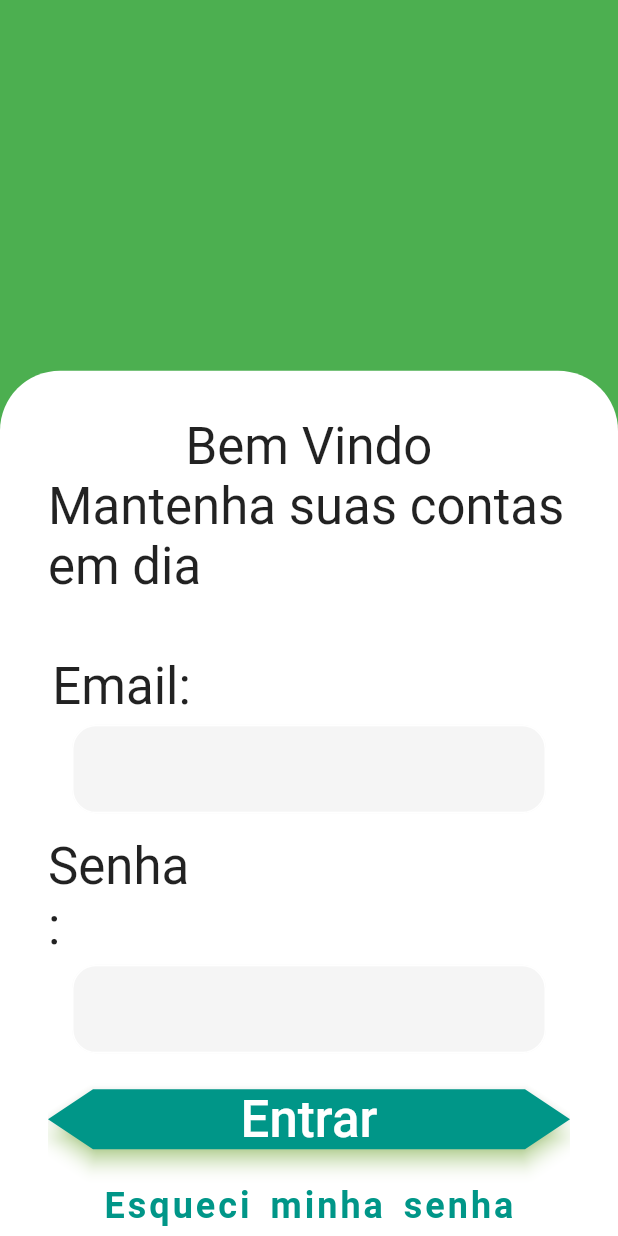
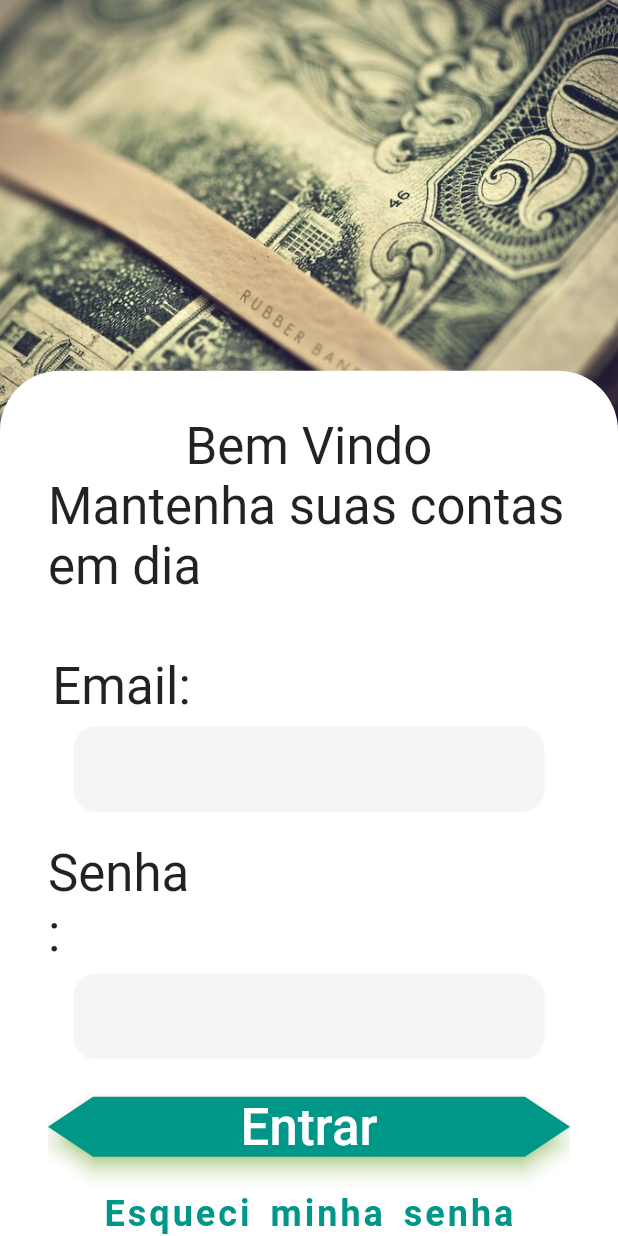
Before and after one commit to CadisRaziel/zero_to_hero_app_financas, a Flutter app: the screen it shows after launch, on a phone screen of 412 x 824 dp. Run offline on Flutter 3.47's test engine with Material 2 defaults, Android fonts, the phone set to English and light mode, and no system bars; our stand-ins replace google_fonts.

Commit message:
colocando imagem de fundo, e finalizando a pagina de login

```diff
--- a/lib/modules/login/login_page.dart
+++ b/lib/modules/login/login_page.dart
@@ -1,7 +1,6 @@
-import 'dart:convert';
-
 import 'package:flutter/material.dart';
 import 'package:zero_to_hero/modules/login/widgets/button_elevated_widget.dart';
+import 'package:zero_to_hero/shared/theme/app_images.dart';
 import 'package:zero_to_hero/shared/theme/app_text_Style.dart';
 
 import 'widgets/button_text_widget.dart';
@@ -21,10 +20,13 @@ class _LoginPageState extends State<LoginPage> {
     return Scaffold(
       body: Stack(
         children: [
-          Container(
-            width: size.width,
-            height: size.height,
-            color: Colors.green,
+          Align(
+            alignment: Alignment.topCenter,
+            child: Container(
+              width: size.width,
+              height: size.height * 0.4,
+              child: Image.asset(AppImages.logoLogin, fit: BoxFit.fitHeight),
+            )
           ),
           Align(
             alignment: Alignment.bottomCenter,
@@ -50,11 +52,13 @@ class _LoginPageState extends State<LoginPage> {
                         style: TextStyles.titleHome,
                       ),
                       SizedBox(height: 40),
+                      ///[caso eu coloque o botão logar com google tenho que por height:20]
+                      // SizedBox(height: 20),
                       InputTextWidget(
                         label: 'Email:',
                       ),
                       SizedBox(
-                        height: 15,
+                        height: 20,
                       ),
                       InputTextWidget(
                         label: 'Senha:',
@@ -63,6 +67,12 @@ class _LoginPageState extends State<LoginPage> {
                         voidCallback: (){},
                         label: 'Entrar',
                       ),
+                      ///[caso eu queria um botão para entrar com conta google]
+                      // ElevatedButtonWidget(
+                      //   voidCallback: (){},
+                      //   label: 'Entrar',
+                      // ),
+                      SizedBox(height: 10,),
                       ButtonTextWidget(
                       voidCallback: (){},
                         label: 'Esqueci minha senha',
--- a/lib/modules/login/widgets/button_text_widget.dart
+++ b/lib/modules/login/widgets/button_text_widget.dart
@@ -14,9 +14,7 @@ class ButtonTextWidget extends StatelessWidget {
 
   @override
   Widget build(BuildContext context) {
-    return Padding(
-      padding: const EdgeInsets.only(top: 10),
-      child: Row(
+    return Row(
       crossAxisAlignment: CrossAxisAlignment.center,
       mainAxisAlignment: MainAxisAlignment.center,
       children: [
@@ -25,7 +23,6 @@ class ButtonTextWidget extends StatelessWidget {
           child: Text(label, style: TextStyles.titlebutton),
         ),
       ],
-      ),
     );
   }
 }
--- /dev/null
+++ b/lib/shared/theme/app_images.dart
@@ -0,0 +1,3 @@
+class AppImages {
+  static const logoLogin = "assets/images/dolarLogin.jpg";
+}
--- a/pubspec.yaml
+++ b/pubspec.yaml
@@ -40,9 +40,8 @@ flutter:
   # the material Icons class.
   uses-material-design: true
   # To add assets to your application, add an assets section, like this:
-  # assets:
-  #   - images/a_dot_burr.jpeg
-  #   - images/a_dot_ham.jpeg
+  assets:
+    - assets/images/
   # An image asset can refer to one or more resolution-specific "variants", see
   # https://flutter.dev/assets-and-images/#resolution-aware.
   # For details regarding adding assets from package dependencies, see
```
Also changed, not shown: assets/images/2x/dolarLogin.jpg (added), assets/images/3x/dolarLogin.jpg (added), assets/images/dolarLogin.jpg (added). Lines whose indentation alone changed are shown as unchanged.
